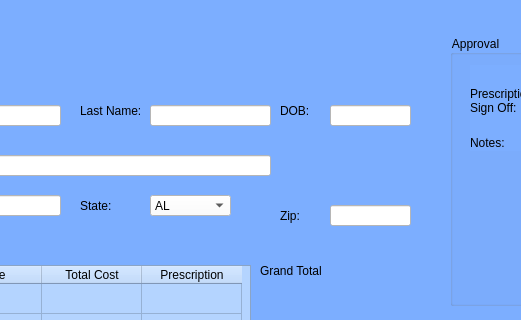
Old version of the form UI/Purchase.ui in the repository BennettPJ/SFWE403-Sem-Proj; both pictures show x 390 to 911 and y 85 to 405 of the 1169 by 558 pixel window.
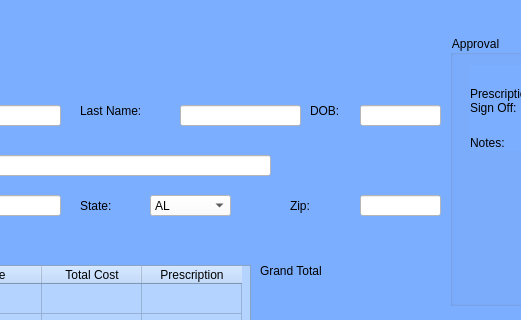
New version of the form. Icons and pictures are not drawn.

```diff
--- a/UI/Purchase.ui
+++ b/UI/Purchase.ui
@@ -224,7 +224,7 @@
      <rect>
       <x>470</x>
       <y>180</y>
-      <width>71</width>
+      <width>91</width>
       <height>31</height>
      </rect>
     </property>
@@ -241,7 +241,7 @@
    <widget class="QLineEdit" name="LName">
     <property name="geometry">
      <rect>
-      <x>540</x>
+      <x>570</x>
       <y>190</y>
       <width>121</width>
       <height>21</height>
@@ -260,7 +260,7 @@
    <widget class="QLineEdit" name="lineEdit_3">
     <property name="geometry">
      <rect>
-      <x>720</x>
+      <x>750</x>
       <y>190</y>
       <width>81</width>
       <height>21</height>
@@ -279,7 +279,7 @@
    <widget class="QLabel" name="label_6">
     <property name="geometry">
      <rect>
-      <x>670</x>
+      <x>700</x>
       <y>180</y>
       <width>41</width>
       <height>31</height>
@@ -582,8 +582,8 @@
    <widget class="QLabel" name="label_13">
     <property name="geometry">
      <rect>
-      <x>670</x>
-      <y>290</y>
+      <x>680</x>
+      <y>280</y>
       <width>41</width>
       <height>21</height>
      </rect>
@@ -601,8 +601,8 @@
    <widget class="QLineEdit" name="lineEdit_6">
     <property name="geometry">
      <rect>
-      <x>720</x>
-      <y>290</y>
+      <x>750</x>
+      <y>280</y>
       <width>81</width>
       <height>21</height>
      </rect>
```
